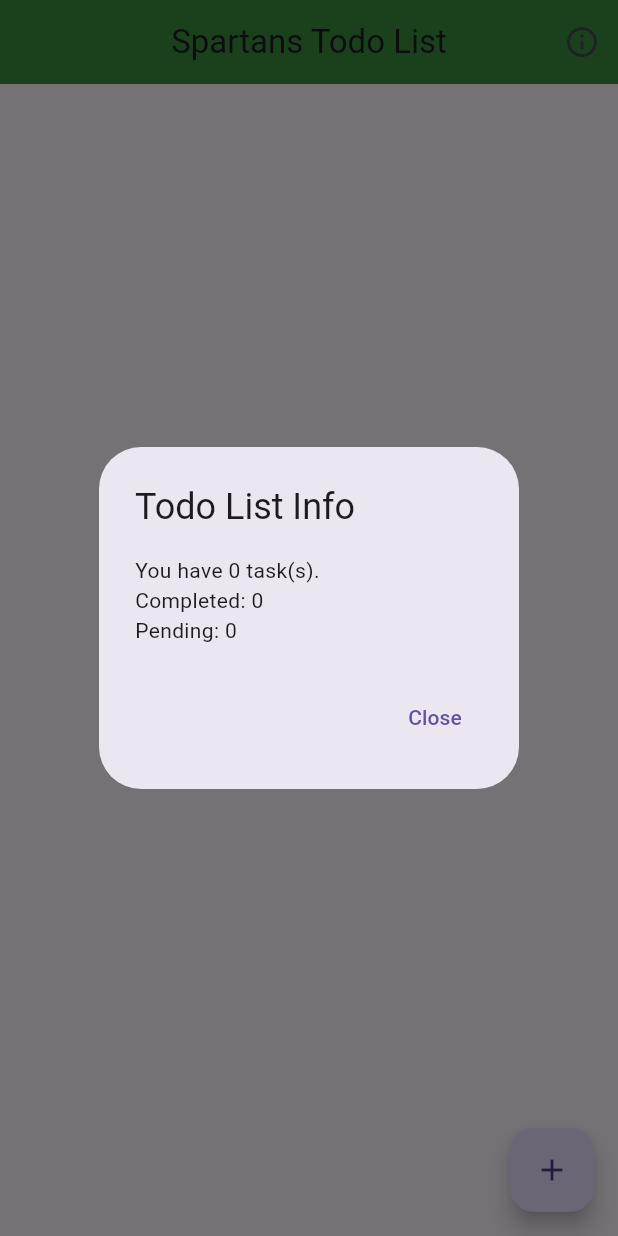
After one commit to AlliK3/todo_monorepo, a Flutter app: the screen it shows after launch, after a tap on the "info outline" icon, on a phone screen of 412 x 824 dp. The commit adds this screen. Run offline on Flutter 3.47's test engine with Material 3 defaults, Android fonts, the phone set to English and light mode, and no system bars; our stand-ins replace flutter_hooks, freezed_annotation, shared_preferences.

Commit message:
Adding info button

```diff
--- a/packages/todo_app/lib/home.dart
+++ b/packages/todo_app/lib/home.dart
@@ -5,6 +5,8 @@ import 'package:todo_app/task_dialog.dart';
 import 'package:todo_app/task_tile.dart';
 import 'package:todo_app/task_storage.dart';
 import 'package:flutter_hooks/flutter_hooks.dart';
+import 'package:todo_app/todo_info_dialog.dart';
+
 
 class Home extends HookWidget {
   const Home({super.key});
@@ -51,6 +53,18 @@ class Home extends HookWidget {
         title: const Text("Spartans Todo List"),
         backgroundColor: Colors.green[700],
         centerTitle: true,
+        actions: [
+          IconButton(
+            icon: const Icon(Icons.info_outline),
+            tooltip: 'List Info',
+            onPressed: () {
+              showDialog(
+                context: context,
+                builder: (context) => TodoInfoDialog(todoList: tasks.value),
+              );
+            },
+          )
+        ],
       ),
       body:  tasks.value.tasks.isEmpty
     ? Center(
--- /dev/null
+++ b/packages/todo_app/lib/todo_info_dialog.dart
@@ -0,0 +1,30 @@
+import 'package:flutter/material.dart';
+import 'package:todo_app/todo.dart';
+
+class TodoInfoDialog extends StatelessWidget {
+  final TodoList todoList;
+
+  const TodoInfoDialog({super.key, required this.todoList});
+
+  @override
+  Widget build(BuildContext context) {
+    final total = todoList.tasks.length;
+    final completed = todoList.tasks.where((t) => t.isChecked).length;
+    final pending = total - completed;
+
+    return AlertDialog(
+      title: const Text('Todo List Info'),
+      content: Text(
+        'You have $total task(s).\n'
+        'Completed: $completed\n'
+        'Pending: $pending',
+      ),
+      actions: [
+        TextButton(
+          onPressed: () => Navigator.of(context).pop(),
+          child: const Text('Close'),
+        ),
+      ],
+    );
+  }
+}
```
